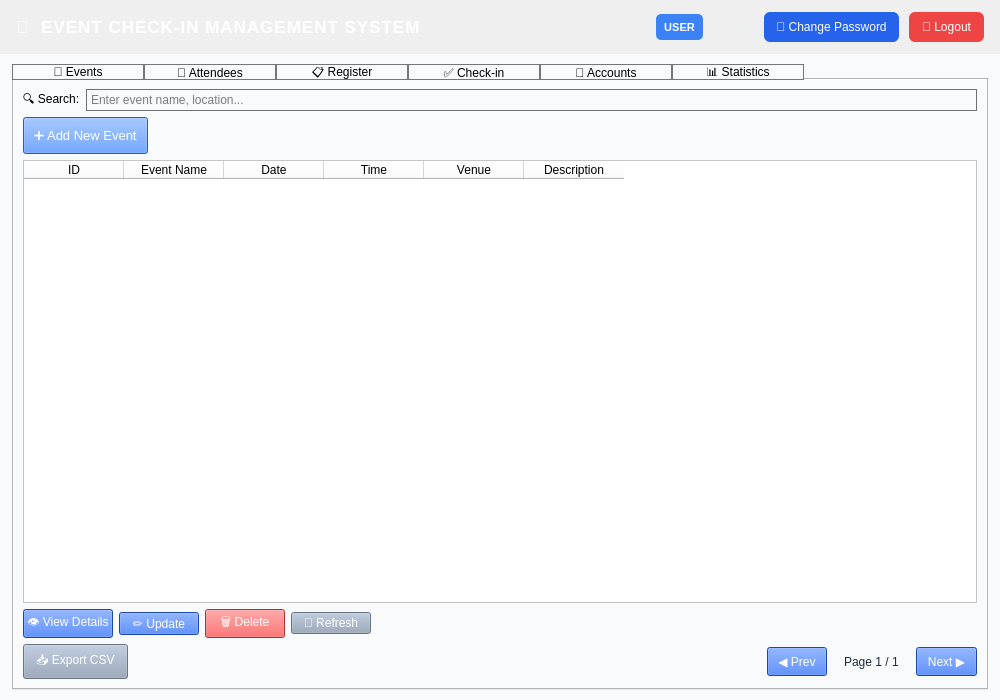
Before: the Qt Designer form ui/MainWindow.ui in khoivnk25411e/Final-Project-Programming-Techniques, drawn with Qt 5.
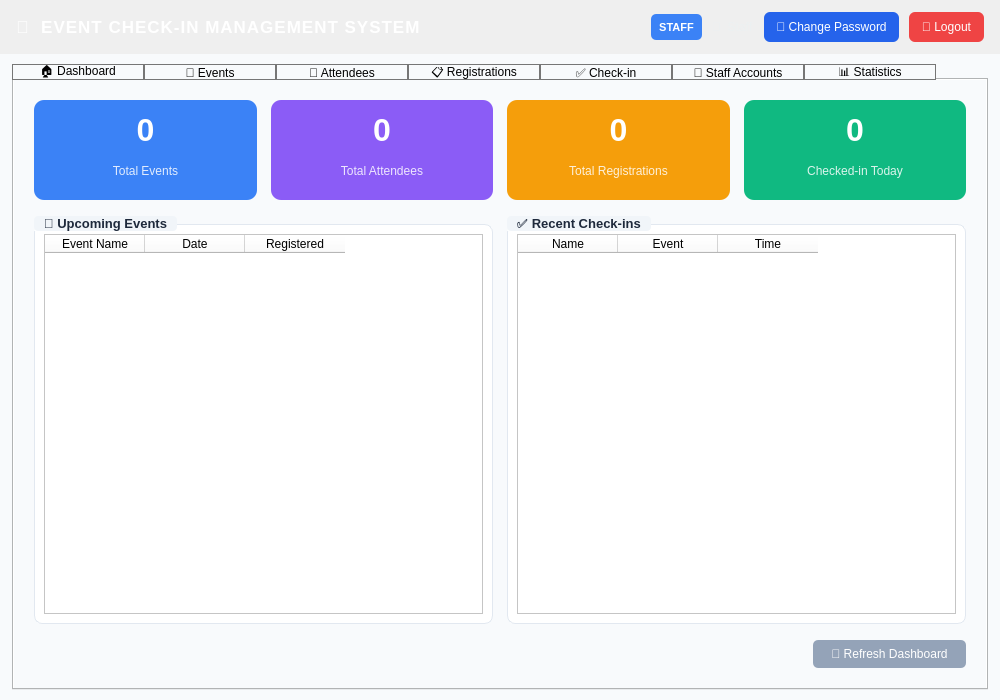
After: the same form once the commit is applied.

What changed in the file:
```diff
--- a/ui/MainWindow.ui
+++ b/ui/MainWindow.ui
@@ -128,7 +128,7 @@
 }</string>
          </property>
          <property name="text">
-          <string>USER</string>
+          <string>STAFF</string>
          </property>
          <property name="alignment">
           <set>Qt::AlignCenter</set>
@@ -141,7 +141,7 @@
           <string notr="true">color: #ecf0f1; font-size: 12px;</string>
          </property>
          <property name="text">
-          <string>👤  User</string>
+          <string>👤  Staff</string>
          </property>
         </widget>
        </item>
@@ -241,6 +241,203 @@
          <property name="currentIndex">
           <number>0</number>
          </property>
+
+         <!-- ═══════════════ Dashboard Tab ═══════════════ -->
+         <widget class="QWidget" name="dashboardTab">
+          <attribute name="title">
+           <string>🏠 Dashboard</string>
+          </attribute>
+          <layout class="QVBoxLayout" name="dashLayout">
+           <property name="leftMargin"><number>20</number></property>
+           <property name="topMargin"><number>20</number></property>
+           <property name="rightMargin"><number>20</number></property>
+           <property name="bottomMargin"><number>20</number></property>
+           <property name="spacing"><number>16</number></property>
+
+           <!-- Row 1: 4 stat cards -->
+           <item>
+            <layout class="QHBoxLayout" name="dashRow1">
+             <property name="spacing"><number>14</number></property>
+
+             <item>
+              <widget class="QWidget" name="cardTotalEvents">
+               <property name="minimumSize"><size><width>0</width><height>100</height></size></property>
+               <property name="styleSheet">
+                <string notr="true">QWidget#cardTotalEvents{background:#3b82f6;border-radius:10px;padding:8px;}</string>
+               </property>
+               <layout class="QVBoxLayout" name="cl_cardTotalEvents">
+                <property name="leftMargin"><number>16</number></property>
+                <property name="topMargin"><number>12</number></property>
+                <property name="rightMargin"><number>16</number></property>
+                <property name="bottomMargin"><number>12</number></property>
+                <item>
+                 <widget class="QLabel" name="cardTotalEventsNum">
+                  <property name="styleSheet"><string notr="true">color:white;font-size:32px;font-weight:bold;background:transparent;</string></property>
+                  <property name="text"><string>0</string></property>
+                  <property name="alignment"><set>Qt::AlignCenter</set></property>
+                 </widget>
+                </item>
+                <item>
+                 <widget class="QLabel" name="cardTotalEventsLbl">
+                  <property name="styleSheet"><string notr="true">color:rgba(255,255,255,0.85);font-size:12px;background:transparent;</string></property>
+                  <property name="text"><string>Total Events</string></property>
+                  <property name="alignment"><set>Qt::AlignCenter</set></property>
+                 </widget>
+                </item>
+               </layout>
+              </widget>
+             </item>
+
+             <item>
+              <widget class="QWidget" name="cardTotalAttendees">
+               <property name="minimumSize"><size><width>0</width><height>100</height></size></property>
+               <property name="styleSheet">
+                <string notr="true">QWidget#cardTotalAttendees{background:#8b5cf6;border-radius:10px;padding:8px;}</string>
+               </property>
+               <layout class="QVBoxLayout" name="cl_cardTotalAttendees">
+                <property name="leftMargin"><number>16</number></property>
+                <property name="topMargin"><number>12</number></property>
+                <property name="rightMargin"><number>16</number></property>
+                <property name="bottomMargin"><number>12</number></property>
+                <item>
+                 <widget class="QLabel" name="cardTotalAttendeesNum">
+                  <property name="styleSheet"><string notr="true">color:white;font-size:32px;font-weight:bold;background:transparent;</string></property>
+                  <property name="text"><string>0</string></property>
+                  <property name="alignment"><set>Qt::AlignCenter</set></property>
+                 </widget>
+                </item>
+                <item>
+                 <widget class="QLabel" name="cardTotalAttendeesLbl">
+                  <property name="styleSheet"><string notr="true">color:rgba(255,255,255,0.85);font-size:12px;background:transparent;</string></property>
+                  <property name="text"><string>Total Attendees</string></property>
+                  <property name="alignment"><set>Qt::AlignCenter</set></property>
+                 </widget>
+                </item>
+               </layout>
+              </widget>
+             </item>
+
+             <item>
+              <widget class="QWidget" name="cardTotalRegs">
+               <property name="minimumSize"><size><width>0</width><height>100</height></size></property>
+               <property name="styleSheet">
+                <string notr="true">QWidget#cardTotalRegs{background:#f59e0b;border-radius:10px;padding:8px;}</string>
+               </property>
+               <layout class="QVBoxLayout" name="cl_cardTotalRegs">
+                <property name="leftMargin"><number>16</number></property>
+                <property name="topMargin"><number>12</number></property>
+                <property name="rightMargin"><number>16</number></property>
+                <property name="bottomMargin"><number>12</number></property>
+                <item>
+                 <widget class="QLabel" name="cardTotalRegsNum">
+                  <property name="styleSheet"><string notr="true">color:white;font-size:32px;font-weight:bold;background:transparent;</string></property>
+                  <property name="text"><string>0</string></property>
+                  <property name="alignment"><set>Qt::AlignCenter</set></property>
+                 </widget>
+                </item>
+                <item>
+                 <widget class="QLabel" name="cardTotalRegsLbl">
+                  <property name="styleSheet"><string notr="true">color:rgba(255,255,255,0.85);font-size:12px;background:transparent;</string></property>
+                  <property name="text"><string>Total Registrations</string></property>
+                  <property name="alignment"><set>Qt::AlignCenter</set></property>
+                 </widget>
+                </item>
+               </layout>
+              </widget>
+             </item>
+
+             <item>
+              <widget class="QWidget" name="cardTotalCheckin">
+               <property name="minimumSize"><size><width>0</width><height>100</height></size></property>
+               <property name="styleSheet">
+                <string notr="true">QWidget#cardTotalCheckin{background:#10b981;border-radius:10px;padding:8px;}</string>
+               </property>
+               <layout class="QVBoxLayout" name="cl_cardTotalCheckin">
+                <property name="leftMargin"><number>16</number></property>
+                <property name="topMargin"><number>12</number></property>
+                <property name="rightMargin"><number>16</number></property>
+                <property name="bottomMargin"><number>12</number></property>
+                <item>
+                 <widget class="QLabel" name="cardTotalCheckinNum">
+                  <property name="styleSheet"><string notr="true">color:white;font-size:32px;font-weight:bold;background:transparent;</string></property>
+                  <property name="text"><string>0</string></property>
+                  <property name="alignment"><set>Qt::AlignCenter</set></property>
+                 </widget>
+                </item>
+                <item>
+                 <widget class="QLabel" name="cardTotalCheckinLbl">
+                  <property name="styleSheet"><string notr="true">color:rgba(255,255,255,0.85);font-size:12px;background:transparent;</string></property>
+                  <property name="text"><string>Checked-in Today</string></property>
+                  <property name="alignment"><set>Qt::AlignCenter</set></property>
+                 </widget>
+                </item>
+               </layout>
+              </widget>
+             </item>
+
+            </layout>
+           </item>
+
+           <!-- Row 2: Upcoming + Recent -->
+           <item>
+            <layout class="QHBoxLayout" name="dashRow2">
+             <property name="spacing"><number>14</number></property>
+             <item>
+              <widget class="QGroupBox" name="dashUpcomingGroup">
+               <property name="title"><string>📅 Upcoming Events</string></property>
+               <property name="styleSheet">
+                <string notr="true">QGroupBox{font-weight:bold;font-size:13px;color:#1e293b;border:1px solid #e2e8f0;border-radius:8px;margin-top:8px;background:white;} QGroupBox::title{subcontrol-origin:margin;padding:0 8px;background:#f1f5f9;border-radius:4px;}</string>
+               </property>
+               <layout class="QVBoxLayout" name="ugLayout">
+                <item>
+                 <widget class="QTableWidget" name="dashUpcomingTable">
+                  <property name="styleSheet"><string notr="true">background:white;alternate-background-color:#f8fafc;gridline-color:#e2e8f0;</string></property>
+                  <property name="editTriggers"><set>QAbstractItemView::NoEditTriggers</set></property>
+                  <property name="alternatingRowColors"><bool>true</bool></property>
+                  <property name="selectionMode"><enum>QAbstractItemView::SingleSelection</enum></property>
+                  <column><property name="text"><string>Event Name</string></property></column>
+                  <column><property name="text"><string>Date</string></property></column>
+                  <column><property name="text"><string>Registered</string></property></column>
+                 </widget>
+                </item>
+               </layout>
+              </widget>
+             </item>
+             <item>
+              <widget class="QGroupBox" name="dashRecentGroup">
+               <property name="title"><string>✅ Recent Check-ins</string></property>
+               <property name="styleSheet">
+                <string notr="true">QGroupBox{font-weight:bold;font-size:13px;color:#1e293b;border:1px solid #e2e8f0;border-radius:8px;margin-top:8px;background:white;} QGroupBox::title{subcontrol-origin:margin;padding:0 8px;background:#f1f5f9;border-radius:4px;}</string>
+               </property>
+               <layout class="QVBoxLayout" name="rcLayout">
+                <item>
+                 <widget class="QTableWidget" name="dashRecentTable">
+                  <property name="styleSheet"><string notr="true">background:white;alternate-background-color:#f8fafc;gridline-color:#e2e8f0;</string></property>
+                  <property name="editTriggers"><set>QAbstractItemView::NoEditTriggers</set></property>
+                  <property name="alternatingRowColors"><bool>true</bool></property>
+                  <column><property name="text"><string>Name</string></property></column>
+                  <column><property name="text"><string>Event</string></property></column>
+                  <column><property name="text"><string>Time</string></property></column>
+                 </widget>
+                </item>
+               </layout>
+              </widget>
+             </item>
+            </layout>
+           </item>
+
+           <!-- Refresh button -->
+           <item alignment="Qt::AlignRight">
+            <widget class="QPushButton" name="btnRefreshDash">
+             <property name="styleSheet"><string notr="true">background:#94a3b8;color:white;padding:7px 18px;border-radius:5px;font-size:12px;max-width:180px;</string></property>
+             <property name="text"><string>🔄 Refresh Dashboard</string></property>
+            </widget>
+           </item>
+
+          </layout>
+         </widget>
+
+         <!-- ═══════════════ Events Tab ═══════════════ -->
          <widget class="QWidget" name="eventTab">
           <property name="font">
            <font>
@@ -311,39 +508,38 @@
            </item>
            <item>
             <widget class="QTableWidget" name="eventTable">
-             <property name="styleSheet">
-              <string notr="true">background-color: white;</string>
-             </property>
+             <property name="styleSheet"><string notr="true">background-color: white;</string></property>
+             <property name="columnCount"><number>6</number></property>
              <column>
-              <property name="text">
-               <string>ID</string>
-              </property>
-             </column>
+               <property name="text">
+                <string>ID</string>
+               </property>
+              </column>
              <column>
-              <property name="text">
-               <string>Event Name</string>
-              </property>
-             </column>
+               <property name="text">
+                <string>Event Name</string>
+               </property>
+              </column>
              <column>
-              <property name="text">
-               <string>Date</string>
-              </property>
-             </column>
+               <property name="text">
+                <string>Date</string>
+               </property>
+              </column>
              <column>
-              <property name="text">
-               <string>Time</string>
-              </property>
-             </column>
+               <property name="text">
+                <string>Time</string>
+               </property>
+              </column>
              <column>
-              <property name="text">
-               <string>Venue</string>
-              </property>
-             </column>
+               <property name="text">
+                <string>Venue</string>
+               </property>
+              </column>
              <column>
-              <property name="text">
-               <string>Description</string>
-              </property>
-             </column>
+               <property name="text">
+                <string>Description</string>
+               </property>
+              </column>
             </widget>
            </item>
            <item>
@@ -674,7 +870,7 @@
          </widget>
          <widget class="QWidget" name="registrationTab">
           <attribute name="title">
-           <string>📋 Register</string>
+           <string>📋 Registrations</string>
           </attribute>
           <layout class="QVBoxLayout" name="verticalLayout_4">
            <item>
@@ -1212,7 +1408,7 @@
          </widget>
          <widget class="QWidget" name="userMgmtTab">
           <attribute name="title">
-           <string>👤 Accounts</string>
+           <string>👤 Staff Accounts</string>
           </attribute>
           <layout class="QVBoxLayout" name="verticalLayout_6">
            <item>
```
Left out of the diff: 1153 changed lines with no effect on the pictures.
